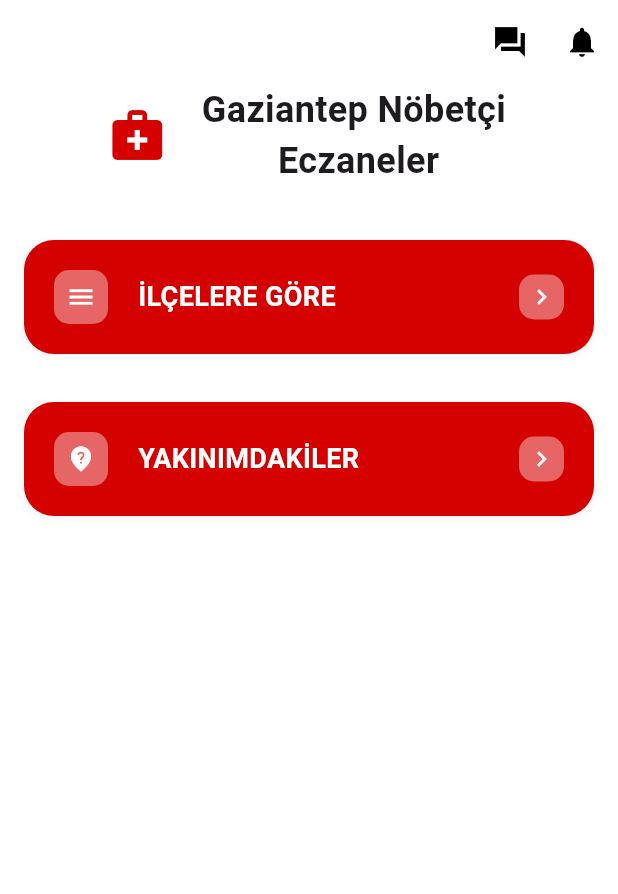
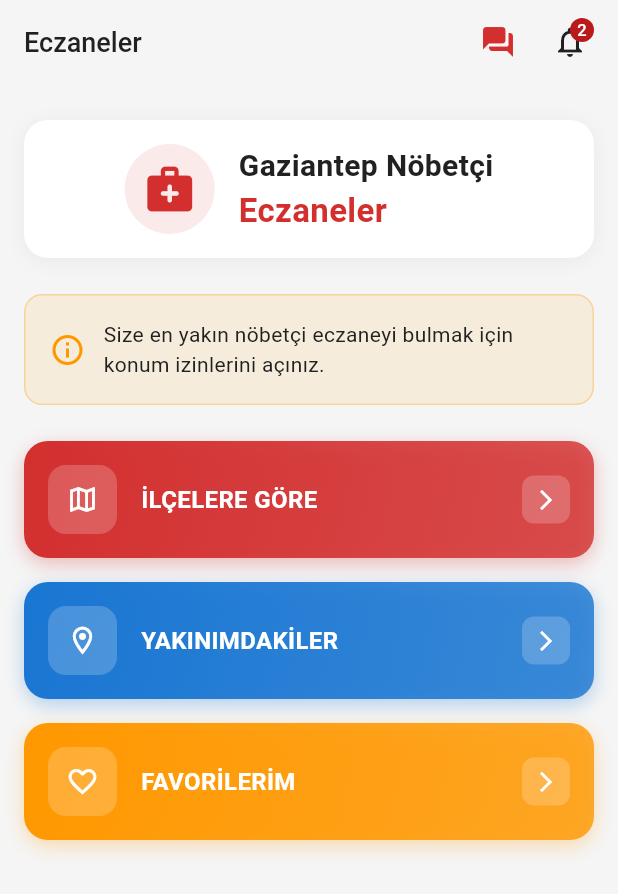
Before and after one commit to ibrahimysr/gaziantep_nobetci_eczaneler, a Flutter app: the screen it shows after launch, on a phone screen of 412 x 824 dp. Shown: the top 894 px of the screen. Run offline on Flutter 3.47's test engine with Material 3 defaults, Android fonts, the phone set to English and light mode, and no system bars; our stand-ins replace flutter_map, latlong2.

Commit message:
tasarımsal değişiklik

```diff
--- a/lib/components/district_item.dart
+++ b/lib/components/district_item.dart
@@ -1,4 +1,5 @@
 import 'package:flutter/material.dart';
+import 'package:gaziantep_nobetci_eczane/core/theme/color.dart';
 import 'package:gaziantep_nobetci_eczane/model/pharmacy_model.dart';
 import 'package:gaziantep_nobetci_eczane/views/district_pharmacies_screen.dart';
 
@@ -19,7 +20,7 @@ class DistrictItem extends StatelessWidget {
     return Container(
       margin: const EdgeInsets.only(bottom: 8),
       decoration: BoxDecoration(
-        color: Colors.grey.shade200,
+        color: AppColors.cardBackground,
         borderRadius: BorderRadius.circular(16),
       ),
       child: ListTile(
--- /dev/null
+++ b/lib/core/theme/color.dart
@@ -0,0 +1,11 @@
+import 'package:flutter/material.dart';
+
+class AppColors {
+  static const Color primary = Color(0xFFD32F2F);
+  static const Color secondary = Color(0xFF1976D2);
+  static const Color accent = Color(0xFFFF9800);
+  static const Color background = Color(0xFFF5F5F5);
+  static const Color cardBackground = Colors.white;
+  static const Color text = Color(0xFF212121);
+  static const Color textLight = Color(0xFF757575);
+}
--- a/lib/views/home_screen.dart
+++ b/lib/views/home_screen.dart
@@ -1,4 +1,8 @@
 import 'package:flutter/material.dart';
+import 'package:gaziantep_nobetci_eczane/core/theme/color.dart';
+import 'package:gaziantep_nobetci_eczane/views/pharmacy_list_page.dart';
+
+
 
 class HomeScreen extends StatefulWidget {
   const HomeScreen({super.key});
@@ -11,122 +15,255 @@ class _HomeScreenState extends State<HomeScreen> {
   @override
   Widget build(BuildContext context) {
     return Scaffold(
-      backgroundColor: Colors.white,
+      backgroundColor: AppColors.background,
       appBar: AppBar(
-        backgroundColor: Colors.white,
+        elevation: 0,
+        backgroundColor: AppColors.background,
+        title: Text(
+          'Eczaneler',
+          style: TextStyle(
+            color: AppColors.text,
+            fontSize: 18,
+            fontWeight: FontWeight.w500,
+          ),
+        ),
         actions: [
           IconButton(
-            icon: const Icon(Icons.question_answer_sharp, color: Colors.black),
-            onPressed: () {
-            },
+            icon: const Icon(Icons.question_answer_rounded,
+                color: AppColors.primary),
+            onPressed: () {},
           ),
           IconButton(
             onPressed: () {},
-              icon: Icon(Icons.notifications, color: Colors.black)),
+            icon: Badge(
+              label: Text('2'),
+              child: Icon(Icons.notifications_outlined, color: AppColors.text),
+            ),
+          ),
+          const SizedBox(width: 8),
         ],
       ),
-      body: Column(
+      body: SingleChildScrollView(
+        child: Padding(
+          padding: const EdgeInsets.symmetric(horizontal: 16.0),
+          child: Column(
             mainAxisAlignment: MainAxisAlignment.start,
             crossAxisAlignment: CrossAxisAlignment.center,
             children: [
-          Center(
+              const SizedBox(height: 24),
+              Container(
+                padding: const EdgeInsets.all(16),
+                decoration: BoxDecoration(
+                  color: AppColors.cardBackground,
+                  borderRadius: BorderRadius.circular(16),
+                  boxShadow: [
+                    BoxShadow(
+                      color: Colors.black.withOpacity(0.05),
+                      blurRadius: 10,
+                      offset: const Offset(0, 2),
+                    ),
+                  ],
+                ),
                 child: Row(
                   mainAxisAlignment: MainAxisAlignment.center,
                   children: [
-                Icon(Icons.medical_services,
-                    color: Colors.redAccent.shade700, size: 40),
-                SizedBox(
-                  width: 20,
+                    Container(
+                      padding: const EdgeInsets.all(12),
+                      decoration: BoxDecoration(
+                        color: AppColors.primary.withOpacity(0.1),
+                        shape: BoxShape.circle,
                       ),
-                const Text(
-                  textAlign: TextAlign.center,
-                  'Gaziantep Nöbetçi \n Eczaneler',
-                  style: TextStyle(fontSize: 24, fontWeight: FontWeight.bold),
+                      child: Icon(
+                        Icons.medical_services_rounded,
+                        color: AppColors.primary,
+                        size: 36,
+                      ),
+                    ),
+                    const SizedBox(width: 16),
+                    Flexible(
+                      child: Column(
+                        crossAxisAlignment: CrossAxisAlignment.start,
+                        children: [
+                          Text(
+                            'Gaziantep Nöbetçi',
+                            style: TextStyle(
+                              fontSize: 20,
+                              fontWeight: FontWeight.bold,
+                              color: AppColors.text,
+                            ),
+                          ),
+                          Text(
+                            'Eczaneler',
+                            style: TextStyle(
+                              fontSize: 22,
+                              fontWeight: FontWeight.bold,
+                              color: AppColors.primary,
+                            ),
                           ),
                         ],
                       ),
                     ),
-          const SizedBox(height: 20),
-         HomeContainer(icon: Icons.menu, title: "İLÇELERE GÖRE") ,
-         HomeContainer(icon: Icons.not_listed_location_sharp, title: "YAKINIMDAKİLER") ,
                   ],
+                ),
+              ),
+              const SizedBox(height: 24),
+              Container(
+                padding: const EdgeInsets.all(16),
+                decoration: BoxDecoration(
+                  color: AppColors.accent.withOpacity(0.1),
+                  borderRadius: BorderRadius.circular(12),
+                  border: Border.all(
+                      color: AppColors.accent.withOpacity(0.3), width: 1),
+                ),
+                child: Row(
+                  children: [
+                    Icon(Icons.info_outline, color: AppColors.accent),
+                    const SizedBox(width: 12),
+                    Expanded(
+                      child: Text(
+                        'Size en yakın nöbetçi eczaneyi bulmak için konum izinlerini açınız.',
+                        style: TextStyle(color: AppColors.text),
+                      ),
+                    ),
+                  ],
+                ),
+              ),
+              const SizedBox(height: 24),
+              HomeContainer(
+                icon: Icons.map_outlined,
+                title: "İLÇELERE GÖRE",
+                iconBackground: AppColors.primary,
+                gradient: LinearGradient(
+                  colors: [
+                    AppColors.primary,
+                    AppColors.primary.withOpacity(0.8)
+                  ],
+                  begin: Alignment.topLeft,
+                  end: Alignment.bottomRight,
+
+                ),
+                onTap: () {
+                  Navigator.push(context, MaterialPageRoute(builder: (context) => const PharmacyListPage()));
+                  print("sadsa");
+                },
+              ),
+              const SizedBox(height: 16),
+              HomeContainer(
+                icon: Icons.location_on_outlined,
+                title: "YAKINIMDAKİLER",
+                iconBackground: AppColors.secondary,
+                gradient: LinearGradient(
+                  colors: [
+                    AppColors.secondary,
+                    AppColors.secondary.withOpacity(0.8)
+                  ],
+                  begin: Alignment.topLeft,
+                  end: Alignment.bottomRight,
+                ),
+              ),
+              const SizedBox(height: 16),
+              HomeContainer(
+                icon: Icons.favorite_outline,
+                title: "FAVORİLERİM",
+                iconBackground: AppColors.accent,
+                gradient: LinearGradient(
+                  colors: [AppColors.accent, AppColors.accent.withOpacity(0.8)],
+                  begin: Alignment.topLeft,
+                  end: Alignment.bottomRight,
+                ),
+              ),
+              const SizedBox(height: 24),
+            ],
+          ),
+        ),
       ),
     );
   }
 }
 
-
 class HomeContainer extends StatelessWidget {
   final IconData icon;
+  final String title;
+  final Color iconBackground;
+  final LinearGradient gradient;
+  final Function()? onTap;
 
-  final String title;
-  const HomeContainer({super.key, required this.icon, required this.title});
+  const HomeContainer({
+    super.key,
+    required this.icon,
+    required this.title,
+    required this.iconBackground,
+    required this.gradient, this.onTap,
+  });
 
   @override
   Widget build(BuildContext context) {
-    return  Padding(
-            padding: const EdgeInsets.all(16.0),
-            child: Container(
+    return Container(
       width: double.infinity,
       decoration: BoxDecoration(
-                  color: Colors.redAccent.shade700,
-                  borderRadius: BorderRadius.circular(20),
+        gradient: gradient,
+        borderRadius: BorderRadius.circular(16),
         boxShadow: [
           BoxShadow(
-                      color: Colors.grey.withOpacity(0.1),
-                      spreadRadius: 1,
-                      blurRadius: 3,
-                      offset: const Offset(0, 1),
+            color: iconBackground.withOpacity(0.3),
+            spreadRadius: 0,
+            blurRadius: 10,
+            offset: const Offset(0, 4),
           ),
         ],
       ),
-                child: Expanded(
+      child: Material(
+        color: Colors.transparent,
+        child: InkWell(
+          borderRadius: BorderRadius.circular(16),
+          onTap: onTap,
+          child: Padding(
+            padding: const EdgeInsets.all(16.0),
             child: Row(
               mainAxisAlignment: MainAxisAlignment.spaceBetween,
               children: [
-                      Padding(
-                        padding: const EdgeInsets.symmetric(
-                            horizontal: 20, vertical: 20),
-                        child: Row(
-                          mainAxisAlignment: MainAxisAlignment.center,
+                Row(
                   children: [
                     Container(
+                      padding: const EdgeInsets.all(12),
                       decoration: BoxDecoration(
-                                  color: Colors.white.withValues(alpha: 0.4),
-                                  borderRadius: BorderRadius.circular(10),
+                        color: Colors.white.withOpacity(0.2),
+                        borderRadius: BorderRadius.circular(12),
                       ),
-                                child: Padding(
-                                  padding: const EdgeInsets.all(8.0),
-                                  child: Icon(icon,
-                                      color: Colors.white, size: 20),
-                                )),
-                            const SizedBox(width: 20),
+                      child: Icon(
+                        icon,
+                        color: Colors.white,
+                        size: 22,
+                      ),
+                    ),
+                    const SizedBox(width: 16),
                     Text(
                       title,
-                              style: TextStyle(
+                      style: const TextStyle(
                         color: Colors.white,
-                                  fontSize: 18,
-                                  fontWeight: FontWeight.bold),
+                        fontSize: 16,
+                        fontWeight: FontWeight.bold,
+                      ),
+                    ),
+                  ],
+                ),
+                Container(
+                  padding: const EdgeInsets.all(8),
+                  decoration: BoxDecoration(
+                    color: Colors.white.withOpacity(0.2),
+                    borderRadius: BorderRadius.circular(8),
+                  ),
+                  child: const Icon(
+                    Icons.arrow_forward_ios,
+                    color: Colors.white,
+                    size: 16,
+                  ),
                 ),
               ],
             ),
           ),
-                      Padding(
-                        padding: const EdgeInsets.symmetric(horizontal: 20),
-                        child: Container(
-                            decoration: BoxDecoration(
-                              color: Colors.white.withValues(alpha: 0.4),
-                              borderRadius: BorderRadius.circular(10),
         ),
-                            child: Padding(
-                              padding: const EdgeInsets.all(5.0),
-                              child: Icon(Icons.navigate_next_outlined,
-                                  color: Colors.white, size: 20),
-                            )),
       ),
-                    ],
-                  ),
-                )),
     );
   }
 }
--- a/lib/views/pharmacy_list_page.dart
+++ b/lib/views/pharmacy_list_page.dart
@@ -4,6 +4,7 @@ import 'package:gaziantep_nobetci_eczane/components/district_list.dart';
 import 'package:gaziantep_nobetci_eczane/components/error_view.dart';
 import 'package:gaziantep_nobetci_eczane/components/loading_indicator.dart';
 import 'package:gaziantep_nobetci_eczane/components/search_bar.dart';
+import 'package:gaziantep_nobetci_eczane/core/theme/color.dart';
 import 'package:gaziantep_nobetci_eczane/env.dart';
 import 'package:gaziantep_nobetci_eczane/model/pharmacy_model.dart';
 import 'package:gaziantep_nobetci_eczane/service/pharmacy/pharmacy_service.dart';
@@ -59,9 +60,12 @@ class _PharmacyListPageState extends State<PharmacyListPage> {
     });
 
     try {
-      final response = await _pharmacyService.getDietPlan(city: _city, apikey: _apikey);
+      final response =
+          await _pharmacyService.getDietPlan(city: _city, apikey: _apikey);
 
-      if (response.success == true && response.result != null && response.result!.isNotEmpty) {
+      if (response.success == true &&
+          response.result != null &&
+          response.result!.isNotEmpty) {
         _districtPharmacies = {};
         for (var pharmacy in response.result!) {
           String district = pharmacy.dist?.trim() ?? "Diğer";
@@ -91,16 +95,19 @@ class _PharmacyListPageState extends State<PharmacyListPage> {
     }
 
     return _allDistricts
-        .where((district) => district.toLowerCase().contains(_searchQuery.toLowerCase()))
+        .where((district) =>
+            district.toLowerCase().contains(_searchQuery.toLowerCase()))
         .toList()
-        ..sort();
+      ..sort();
   }
 
   @override
   Widget build(BuildContext context) {
     return Scaffold(
-      appBar: CustomAppBar(title: "Gaziantep Nöbetçi Eczaneler",),
-      backgroundColor: const Color(0xFFF6F6F6),
+      appBar: CustomAppBar(
+        title: "Gaziantep Nöbetçi Eczaneler",
+      ),
+      backgroundColor: AppColors.background,
       body: RefreshIndicator(
         onRefresh: _loadPharmacies,
         child: _buildBody(),
```
Lines whose indentation alone changed are shown as unchanged.
